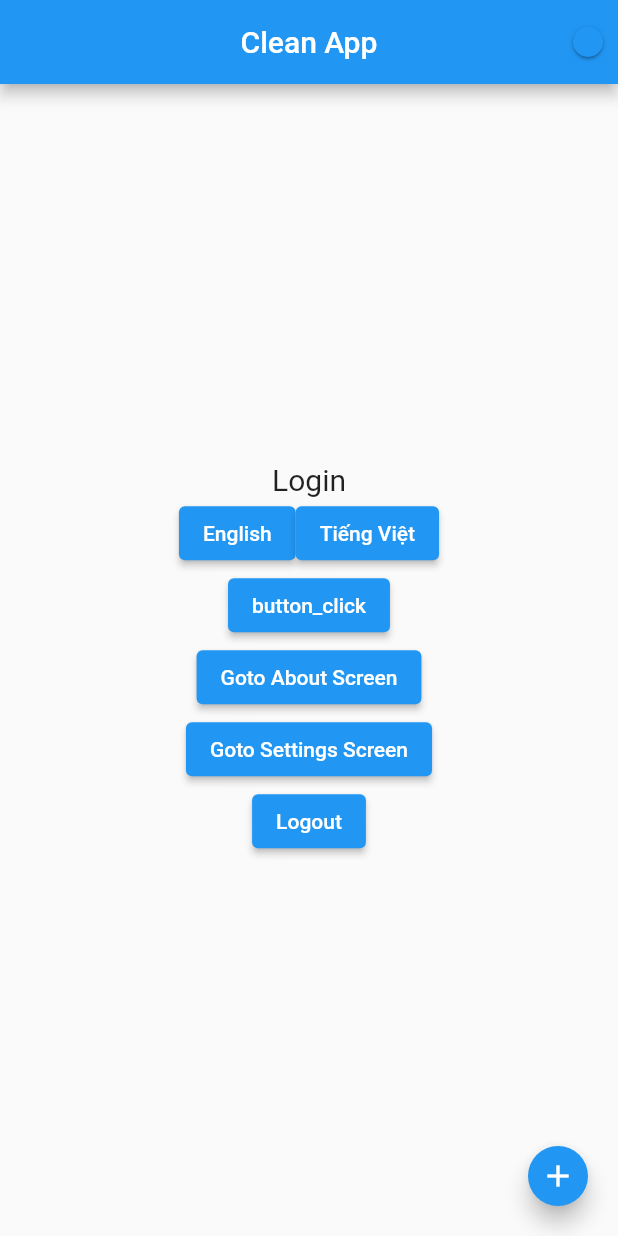
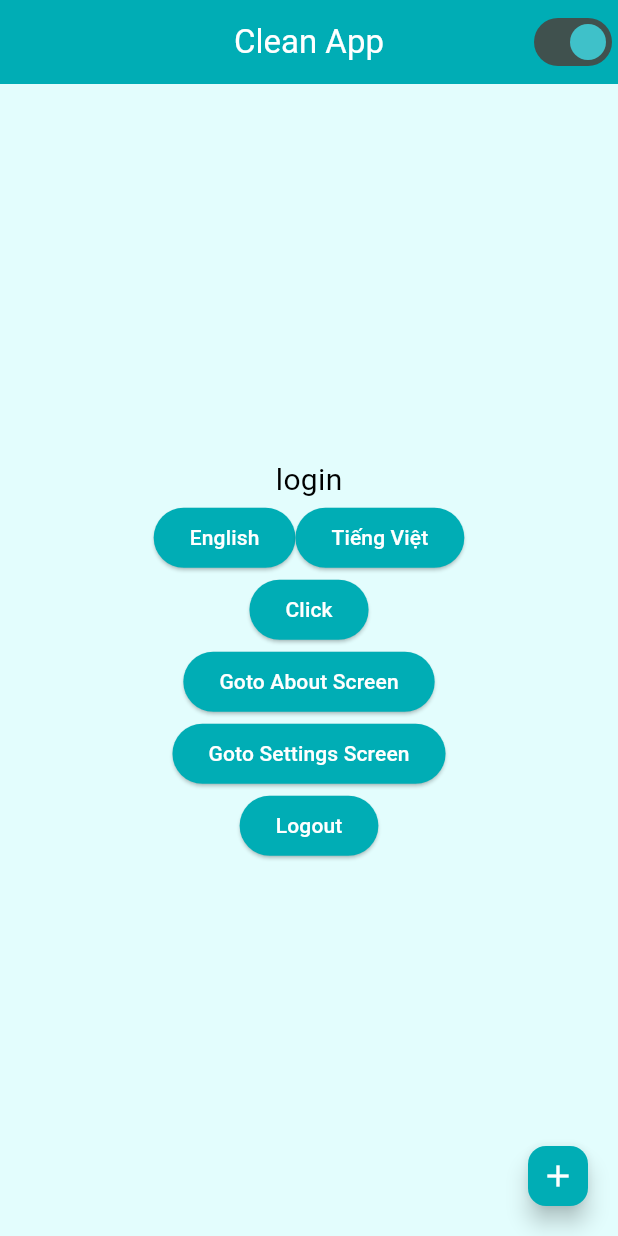
Before and after one commit to HuongNguyen12395/gex_demo, a Flutter app: the screen it shows after launch, on a phone screen of 412 x 824 dp. Run offline on Flutter 3.47's test engine with Material 2 defaults, Android fonts, the phone set to English and light mode, and no system bars; our stand-ins replace get.

Commit message:
feat: update multi language

```diff
--- a/lib/main.dart
+++ b/lib/main.dart
@@ -1,6 +1,7 @@
 import 'package:flutter/material.dart';
 import 'package:get/get_navigation/src/root/get_material_app.dart';
 import 'package:getx_demo/shared/navigation/navigation.dart';
+import 'package:getx_demo/shared/styles/theme/app_themes.dart';
 import 'generated/locales.g.dart';
 import 'shared/navigation/routes.dart';
 
@@ -20,8 +21,8 @@ class Main extends StatelessWidget {
       debugShowCheckedModeBanner: false,
       initialRoute: initialRoute,
       getPages: Nav.routes,
-      // theme: AppThemes.light,
-      // darkTheme: AppThemes.dark,
+      theme: AppThemes.light,
+      darkTheme: AppThemes.dark,
       themeMode: ThemeMode.system,
       translationsKeys: AppTranslation.translations,
       locale: const Locale('en', 'US'),
--- a/lib/shared/navigation/navigation.dart
+++ b/lib/shared/navigation/navigation.dart
@@ -1,11 +1,10 @@
 import 'package:get/get.dart';
 
-// import '../../config.dart';
-// import '../../presentation/screens.dart';
-// import 'bindings/controllers/controllers_bindings.dart';
 import '../../module/home/home.screen.dart';
+import '../../module/login/login.screen.dart';
 import 'bindings/controllers/home.controller.binding.dart';
 import 'routes.dart';
+import 'bindings/controllers/login.controller.binding.dart';
 
 // class EnvironmentsBadge extends StatelessWidget {
 //   final Widget child;
@@ -41,11 +40,11 @@ class Nav {
     //   page: () => SettingsScreen(),
     //   binding: SettingsControllerBinding(),
     // ),
-    // GetPage(
-    //   name: Routes.LOGIN,
-    //   page: () => LoginScreen(),
-    //   binding: LoginControllerBinding(),
-    // ),
+    GetPage(
+      name: Routes.LOGIN,
+      page: () => const LoginScreen(),
+      binding: LoginControllerBinding(),
+    ),
     // GetPage(
     //   name: Routes.REGISTER,
     //   page: () => RegisterScreen(),
--- /dev/null
+++ b/lib/shared/styles/theme/app_bar_theme.dart
@@ -0,0 +1,19 @@
+import 'package:flutter/material.dart';
+
+import 'app_colors.dart';
+
+class AppBarThemes {
+  static AppBarTheme light = const AppBarTheme(
+    backgroundColor: AppColors.sea,
+    foregroundColor: Colors.white,
+    elevation: 5,
+    scrolledUnderElevation: 10,
+  );
+
+  static AppBarTheme dark = AppBarTheme(
+    backgroundColor: AppColors.sea.shade800.withAlpha(50),
+    foregroundColor: AppColors.sea.shade50,
+    elevation: 5,
+    scrolledUnderElevation: 10,
+  );
+}
--- /dev/null
+++ b/lib/shared/styles/theme/app_button_themes.dart
@@ -0,0 +1,8 @@
+import 'package:flutter/material.dart';
+import 'app_colors.dart';
+
+class AppButtonThemes {
+  static ButtonThemeData light = const ButtonThemeData(
+    buttonColor: AppColors.sea,
+  );
+}
--- /dev/null
+++ b/lib/shared/styles/theme/app_colors.dart
@@ -0,0 +1,37 @@
+import 'package:flutter/material.dart';
+
+class AppColors {
+  // Sea Color
+  static const MaterialColor sea = MaterialColor(
+    0xFF00ADB5,
+    {
+      50: Color(0xFFE3FDFD),
+      100: Color(0xFFCBF1F5),
+      200: Color(0xFFA6E3E9),
+      300: Color(0xFF71C9CE),
+      400: Color(0xFF71C9CE),
+      500: Color(0xFF00ADB5),
+      600: Color(0xFF61C0BF),
+      700: Color(0xFF3FC1C9),
+      800: Color(0xFF0D7377),
+      900: Color(0xFF40514E),
+    },
+  );
+
+  // Gold Color
+  static const MaterialColor gold = MaterialColor(
+    0xFFE6B325,
+    {
+      50: Color(0xFFFEF5AC),
+      100: Color(0xFFFFE9A0),
+      200: Color(0xFFF0E161),
+      300: Color(0xFFF0E161),
+      400: Color(0xFFD9CB50),
+      500: Color(0xFFD9CB50),
+      600: Color(0xFFD9CB50),
+      700: Color(0xFFC0B236),
+      800: Color(0xFFBF9742),
+      900: Color(0xFF61481C),
+    },
+  );
+}
--- /dev/null
+++ b/lib/shared/styles/theme/app_elevated_button_themes.dart
@@ -0,0 +1,14 @@
+import 'package:flutter/material.dart';
+
+import 'app_colors.dart';
+
+class AppElevatedButtonThemes {
+  static ElevatedButtonThemeData light = ElevatedButtonThemeData(
+    style: ButtonStyle(
+      backgroundColor:
+          MaterialStateProperty.resolveWith((states) => AppColors.sea),
+      foregroundColor:
+          MaterialStateProperty.resolveWith((states) => Colors.white),
+    ),
+  );
+}
--- /dev/null
+++ b/lib/shared/styles/theme/app_floating_button_themes.dart
@@ -0,0 +1,10 @@
+import 'package:flutter/material.dart';
+
+import 'app_colors.dart';
+
+class AppFloatingButtonThemes {
+  static FloatingActionButtonThemeData dark = FloatingActionButtonThemeData(
+    backgroundColor: AppColors.sea.shade800,
+    foregroundColor: AppColors.sea.shade50,
+  );
+}
--- /dev/null
+++ b/lib/shared/styles/theme/app_switch_themes.dart
@@ -0,0 +1,23 @@
+import 'package:flutter/material.dart';
+
+import 'app_colors.dart';
+
+class AppSwitchThemes {
+  static SwitchThemeData light = SwitchThemeData(
+    trackColor: MaterialStateProperty.resolveWith((states) {
+      return AppColors.sea.shade900;
+    }),
+    thumbColor: MaterialStateProperty.resolveWith((states) {
+      return AppColors.sea.shade700;
+    }),
+  );
+
+  static SwitchThemeData dark = SwitchThemeData(
+    trackColor: MaterialStateProperty.resolveWith((states) {
+      return AppColors.sea.shade900;
+    }),
+    thumbColor: MaterialStateProperty.resolveWith((states) {
+      return AppColors.sea;
+    }),
+  );
+}
--- /dev/null
+++ b/lib/shared/styles/theme/app_themes.dart
@@ -0,0 +1,28 @@
+import 'package:flutter/material.dart';
+import 'app_bar_theme.dart';
+import 'app_button_themes.dart';
+import 'app_colors.dart';
+import 'app_elevated_button_themes.dart';
+import 'app_floating_button_themes.dart';
+import 'app_switch_themes.dart';
+
+class AppThemes {
+  static ThemeData light = ThemeData(
+    useMaterial3: true,
+    colorScheme: ColorScheme.fromSwatch(primarySwatch: AppColors.sea),
+    appBarTheme: AppBarThemes.light,
+    scaffoldBackgroundColor: AppColors.sea.shade50,
+    buttonTheme: AppButtonThemes.light,
+    elevatedButtonTheme: AppElevatedButtonThemes.light,
+    switchTheme: AppSwitchThemes.light,
+  );
+
+  static ThemeData dark = ThemeData(
+    useMaterial3: true,
+    colorScheme: const ColorScheme.dark(primary: AppColors.sea),
+    appBarTheme: AppBarThemes.dark,
+    scaffoldBackgroundColor: AppColors.sea.shade900.withAlpha(100),
+    floatingActionButtonTheme: AppFloatingButtonThemes.dark,
+    switchTheme: AppSwitchThemes.dark,
+  );
+}
```
Also changed, not shown: assets/locales/en_US.json (+21 -1 lines), assets/locales/vi_VN.json (+22 -2 lines), lib/module/login/controllers/login.controller.dart (added, +20 -0 lines), lib/module/login/login.screen.dart (added, +82 -0 lines), lib/shared/navigation/bindings/controllers/login.controller.binding.dart (added, +11 -0 lines), lib/generated/locales.g.dart.
